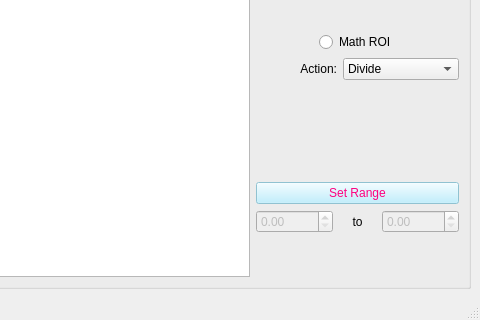
Old version of the form mainwindow_admin.ui in the repository pattammattel/MIDAS_Admin; both pictures show x 769 to 1249 and y 631 to 951 of the 1249 by 951 pixel window.
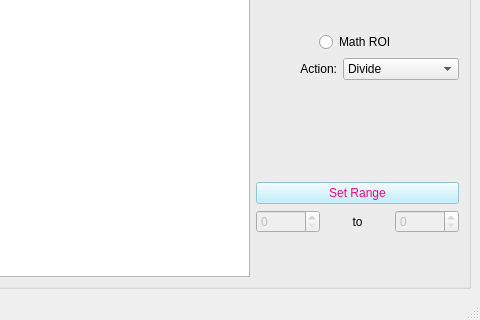
New version of the form. Custom widgets are drawn as their Qt base class.

What changed in the file:
```diff
--- a/mainwindow_admin.ui
+++ b/mainwindow_admin.ui
@@ -404,6 +404,9 @@
              <property name="enabled">
               <bool>false</bool>
              </property>
+             <property name="decimals">
+              <number>0</number>
+             </property>
              <property name="maximum">
               <double>50000.000000000000000</double>
              </property>
@@ -417,6 +420,9 @@
              <property name="enabled">
               <bool>false</bool>
              </property>
+             <property name="decimals">
+              <number>0</number>
+             </property>
              <property name="maximum">
               <double>50000.000000000000000</double>
              </property>
```
